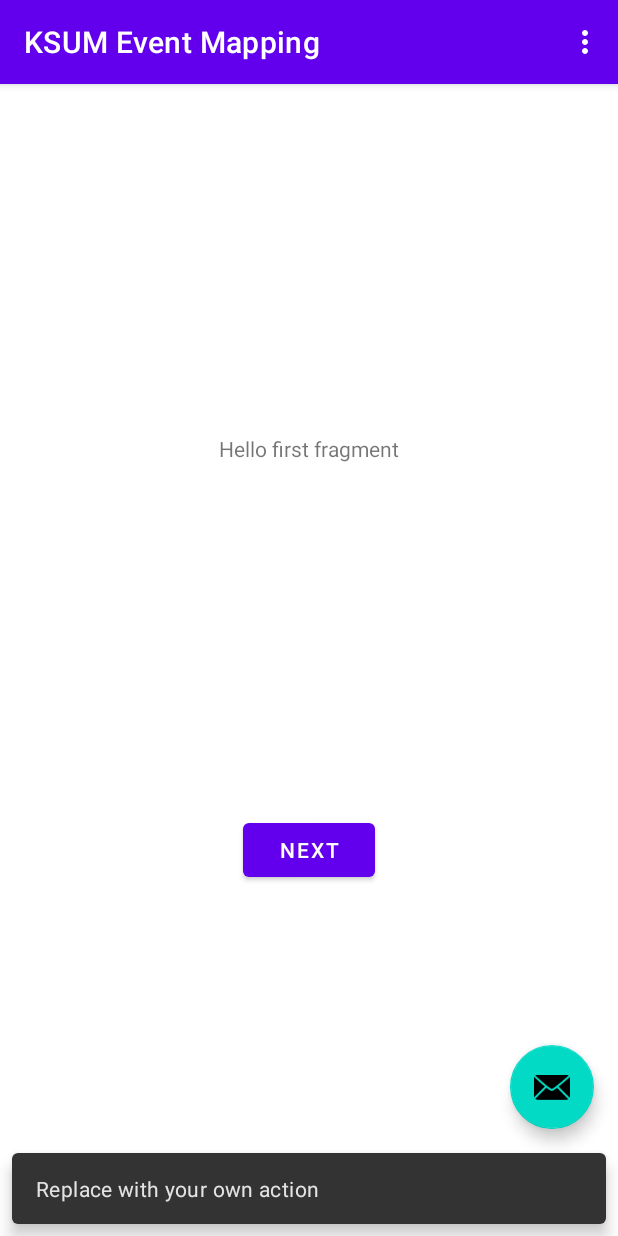
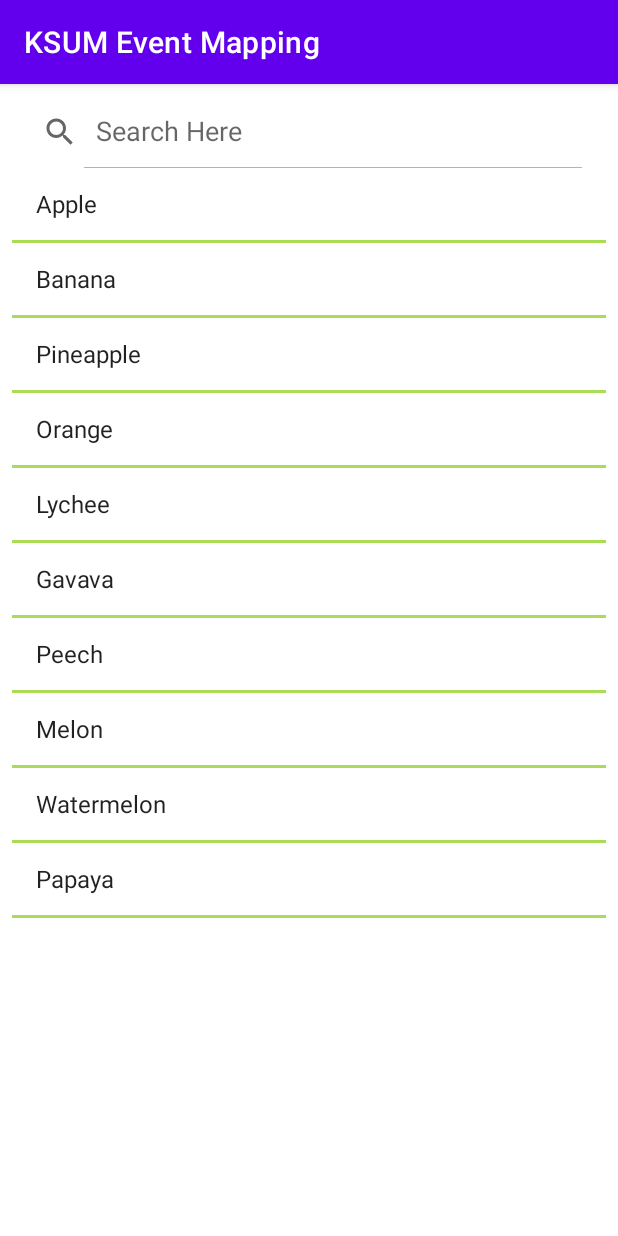
Before and after one commit to jazzirHussain/KSUM_Event_mapping, an Android app: the screen it shows after launch (MainActivity before the commit, EventActivity after it), after a tap on an icon or button, on a phone screen of 412 x 824 dp. Run offline under Robolectric (Android 15) with nearby library versions, the phone set to English and light mode, and no system bars.

Commit message:
popup fixed

```diff
--- a/app/src/main/AndroidManifest.xml
+++ b/app/src/main/AndroidManifest.xml
@@ -9,6 +9,7 @@
         android:roundIcon="@mipmap/ic_launcher_round"
         android:supportsRtl="true"
         android:theme="@style/Theme.KSUMEventMapping">
+        <activity android:name=".EventActivity"></activity>
         <activity
             android:name=".MainActivity"
             android:label="@string/app_name"
--- /dev/null
+++ b/app/src/main/java/com/example/ksumeventmapping/EventActivity.java
@@ -0,0 +1,79 @@
+package com.example.ksumeventmapping;
+
+import android.os.Bundle;
+import android.widget.ArrayAdapter;
+import android.widget.ListView;
+import android.widget.SearchView;
+import android.widget.Toast;
+
+import androidx.appcompat.app.AppCompatActivity;
+
+import java.util.ArrayList;
+
+public class EventActivity extends AppCompatActivity {
+    SearchView searchView;
+    ListView listView;
+    ArrayList<String> list;
+    ArrayAdapter<String > adapter;
+    @Override
+    protected void onCreate(Bundle savedInstanceState) {
+        super.onCreate(savedInstanceState);
+        setContentView(R.layout.activity_event);
+
+        searchView = (SearchView) findViewById(R.id.searchView);
+        listView = (ListView) findViewById(R.id.lv1);
+
+        list = new ArrayList<>();
+        list.add("Apple");
+        list.add("Banana");
+        list.add("Pineapple");
+        list.add("Orange");
+        list.add("Lychee");
+        list.add("Gavava");
+        list.add("Peech");
+        list.add("Melon");
+        list.add("Watermelon");
+        list.add("Papaya");
+
+        adapter = new ArrayAdapter<String>(this, android.R.layout.simple_list_item_1,list);
+        listView.setAdapter(adapter);
+
+        searchView.setOnQueryTextListener(new SearchView.OnQueryTextListener() {
+            @Override
+            public boolean onQueryTextSubmit(String query) {
+
+                if(!checkList(list, query).equals("")){
+                    adapter.getFilter().filter(query);
+                }else{
+                    Toast.makeText(EventActivity.this, "No Match found",Toast.LENGTH_LONG).show();
+                }
+                return false;
+            }
+
+            @Override
+            public boolean onQueryTextChange(String query) {
+                if(!checkList(list, query).equals("")){
+                    adapter.getFilter().filter(query);
+                }
+                return false;
+            }
+        });
+        searchView.setOnCloseListener(new SearchView.OnCloseListener(){
+
+            @Override
+            public boolean onClose() {
+                adapter.getFilter().filter("");
+                return true;
+            }
+        });
+
+    }
+    public String checkList(ArrayList<String> list, String query){
+        for (int i = 0; i < list.size(); i++){
+            if(list.get(i).toLowerCase().equals(query.toLowerCase())){
+                return list.get(i);
+            }
+        }
+        return "";
+    }
+}
--- a/app/src/main/java/com/example/ksumeventmapping/MainActivity.java
+++ b/app/src/main/java/com/example/ksumeventmapping/MainActivity.java
@@ -1,5 +1,6 @@
 package com.example.ksumeventmapping;
 
+import android.content.Intent;
 import android.os.Bundle;
 import android.view.Menu;
 import android.view.MenuItem;
@@ -9,7 +10,6 @@ import androidx.appcompat.app.AppCompatActivity;
 import androidx.appcompat.widget.Toolbar;
 
 import com.google.android.material.floatingactionbutton.FloatingActionButton;
-import com.google.android.material.snackbar.Snackbar;
 
 public class MainActivity extends AppCompatActivity {
 
@@ -24,12 +24,14 @@ public class MainActivity extends AppCompatActivity {
         fab.setOnClickListener(new View.OnClickListener() {
             @Override
             public void onClick(View view) {
-                Snackbar.make(view, "Replace with your own action", Snackbar.LENGTH_LONG)
-                        .setAction("Action", null).show();
+                openNewActivity();
             }
         });
     }
-
+    public void openNewActivity(){
+        Intent intent = new Intent(this, EventActivity.class);
+        startActivity(intent);
+    }
     @Override
     public boolean onCreateOptionsMenu(Menu menu) {
         // Inflate the menu; this adds items to the action bar if it is present.
--- /dev/null
+++ b/app/src/main/res/layout/activity_event.xml
@@ -0,0 +1,28 @@
+<?xml version="1.0" encoding="utf-8"?>
+<RelativeLayout xmlns:android="http://schemas.android.com/apk/res/android"
+    xmlns:tools="http://schemas.android.com/tools"
+    android:layout_width="match_parent"
+    android:layout_height="match_parent"
+    android:paddingBottom="@dimen/activity_vertical_margin"
+    android:paddingLeft="@dimen/activity_horizontal_margin"
+    android:paddingRight="@dimen/activity_horizontal_margin"
+    android:paddingTop="@dimen/activity_vertical_margin"
+    tools:context=".EventActivity">
+
+    <ListView
+        android:layout_width="match_parent"
+        android:layout_height="match_parent"
+        android:id="@+id/lv1"
+        android:divider="#ad5"
+        android:dividerHeight="2dp"
+        android:layout_below="@+id/searchView"/>
+
+    <SearchView
+        android:id="@+id/searchView"
+        android:layout_width="388dp"
+        android:layout_height="wrap_content"
+        android:layout_alignParentTop="true"
+        android:iconifiedByDefault="false"
+        android:queryHint="Search Here" />
+
+</RelativeLayout>
--- a/app/src/main/res/values/dimens.xml
+++ b/app/src/main/res/values/dimens.xml
@@ -1,3 +1,5 @@
 <resources>
     <dimen name="fab_margin">16dp</dimen>
+    <dimen name="activity_vertical_margin">8dp</dimen>
+    <dimen name="activity_horizontal_margin">8dp</dimen>
 </resources>
```
